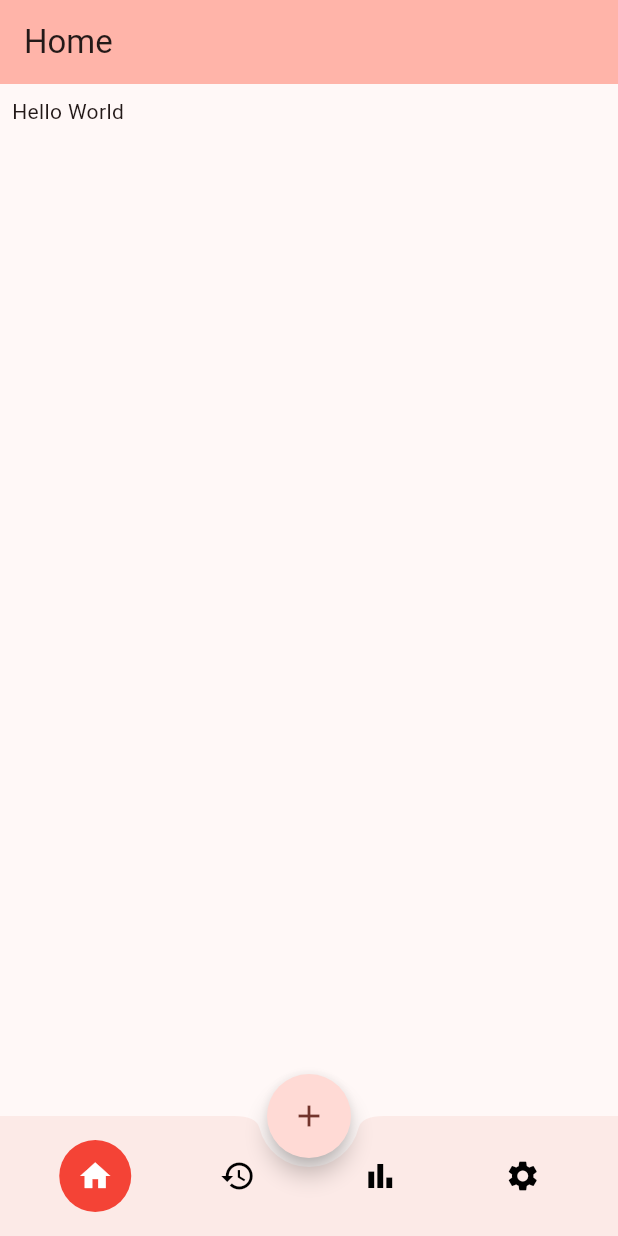
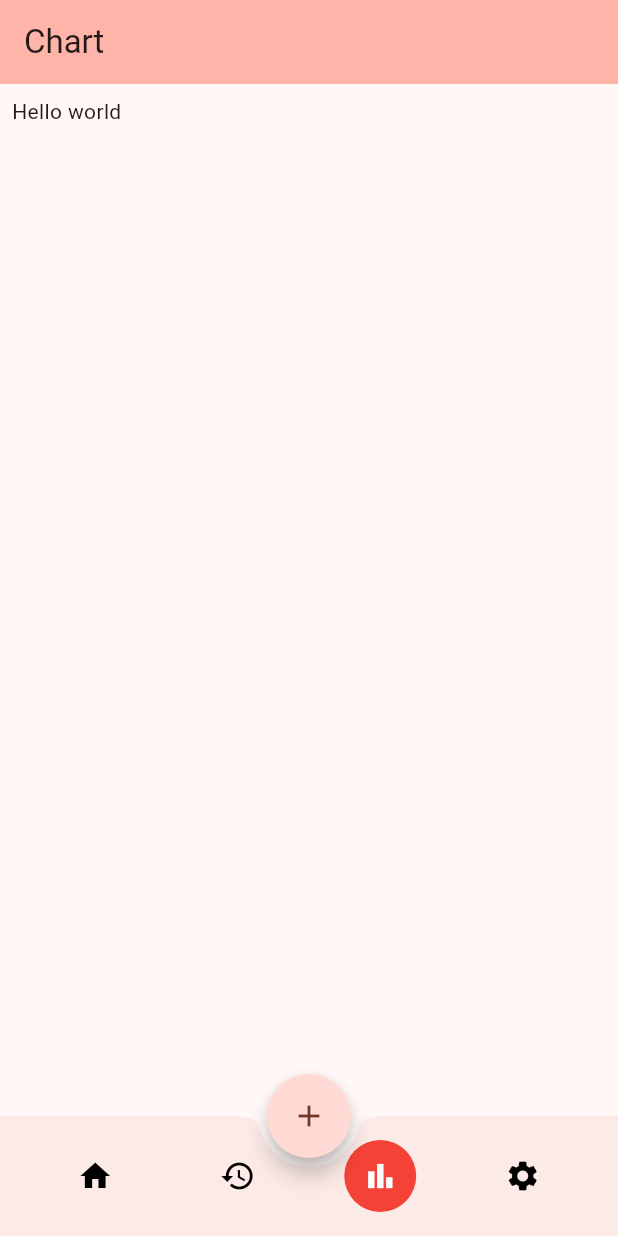
Before and after one commit to adotrdot/sakusaya, a Flutter app: the screen it shows after launch, on a phone screen of 412 x 824 dp. Run offline on Flutter 3.47's test engine with Material 3 defaults, Android fonts, the phone set to English and light mode, and no system bars; drawn by our look-alikes of flutter_speed_dial.

Commit message:
Add current tab index param to app bar

```diff
--- a/lib/app_bar.dart
+++ b/lib/app_bar.dart
@@ -2,7 +2,9 @@ import 'package:flutter/material.dart';
 import 'package:sakusaya/icon_btn.dart';
 
 class SksyAppBar extends StatefulWidget {
-  const SksyAppBar({super.key});
+  const SksyAppBar({super.key, required this.curTabIndex});
+
+  final int curTabIndex;
 
   @override
   State<SksyAppBar> createState() => _SksyAppBarState();
@@ -10,7 +12,7 @@ class SksyAppBar extends StatefulWidget {
 
 class _SksyAppBarState extends State<SksyAppBar> {
   var btns = [
-    BarButton(const Icon(Icons.home), 'Home', true),
+    BarButton(const Icon(Icons.home), 'Home', false),
     BarButton(const Icon(Icons.history), 'History', false),
     BarButton(const Icon(Icons.bar_chart), 'Chart', false),
     BarButton(const Icon(Icons.settings), 'Settings', false),
@@ -19,6 +21,7 @@ class _SksyAppBarState extends State<SksyAppBar> {
   generateButtons() {
     var barBtns = <Widget>[];
     for (var i = 0; i < btns.length; i++) {
+      if (i == widget.curTabIndex) btns[i].on();
       var newBtn = NotificationListener<ButtonPressed>(
         child: Expanded(
           child: SksyIconButton(
--- a/lib/home.dart
+++ b/lib/home.dart
@@ -11,6 +11,22 @@ class Home extends StatefulWidget {
 
 class _HomeState extends State<Home> {
   String title = 'Home';
+  int curTabIndex = 2;
+
+  Text getTitle() {
+    String newTitle = '';
+    switch(curTabIndex) {
+      case 0:
+        newTitle = 'Home';
+      case 1:
+        newTitle = 'History';
+      case 2:
+        newTitle = 'Chart';
+      case 3:
+        newTitle = 'Settings';
+    }
+    return Text(newTitle);
+  }
 
   @override
   Widget build(BuildContext context) {
@@ -18,7 +34,7 @@ class _HomeState extends State<Home> {
       child: Scaffold(
         appBar: AppBar(
           backgroundColor: Theme.of(context).colorScheme.inversePrimary,
-          title: Text(title),
+          title: getTitle(),
         ),
         body: Container(
           margin: const EdgeInsets.all(8.0),
@@ -26,30 +42,17 @@ class _HomeState extends State<Home> {
             crossAxisAlignment: CrossAxisAlignment.start,
             mainAxisSize: MainAxisSize.min,
             children: <Widget>[
-              Text(
-                'Hello World',
-              ),
+              Text('Hello world'),
             ],
           ),
         ),
-        bottomNavigationBar: const SksyAppBar(),
+        bottomNavigationBar: SksyAppBar(curTabIndex: curTabIndex),
         floatingActionButton: const SksyFAB(),
         floatingActionButtonLocation: FloatingActionButtonLocation.centerDocked,
       ),
       onNotification: (n) {
         setState(() {
-          switch(n.id) {
-            case 0:
-              title = 'Home';
-            case 1:
-              title = 'History';
-            case 2:
-              title = 'Chart';
-            case 3:
-              title = 'Settings';
-            default:
-              title = '';
-          }
+          curTabIndex = n.id;
         });
         return true;
       },
```
